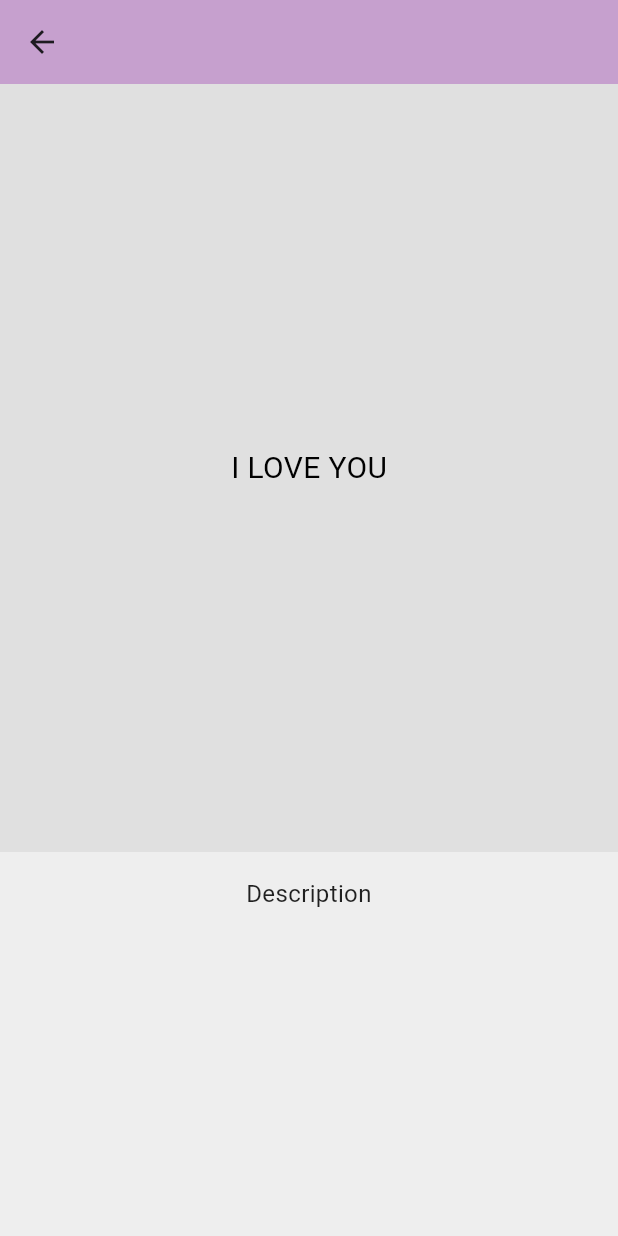
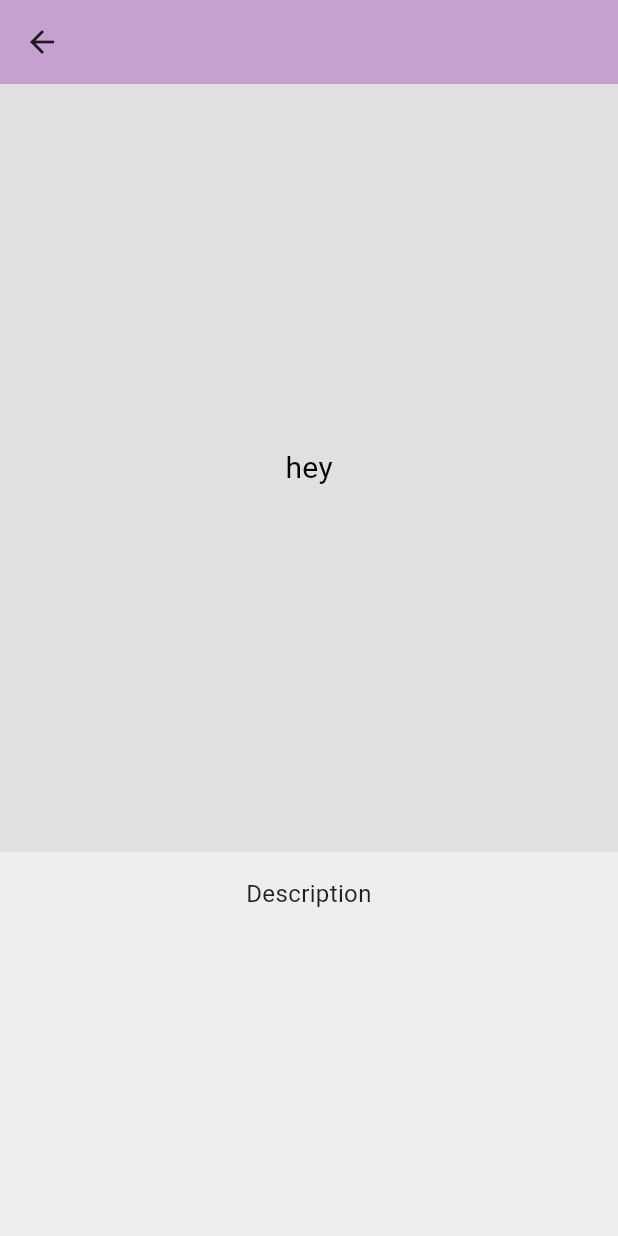
Before and after one commit to dakdim/MajorProject, a Flutter app: the MonitoringPage screen opened directly, on a phone screen of 412 x 824 dp. Run offline on Flutter 3.47's test engine with Material 3 defaults, Android fonts, the light colour scheme and no system bars; our stand-ins replace camera, curved_navigation_bar.

Commit message:
again back to major project

```diff
--- a/lib/view/surveillance_page.dart
+++ b/lib/view/surveillance_page.dart
@@ -94,7 +94,7 @@ class MonitoringPage extends StatelessWidget {
               color: Colors.grey[300],
               child: const Center(
                 child: Text(
-                  'I LOVE YOU',
+                  'hey',
                   style: TextStyle(fontSize: 20, color: Colors.black),
                 ),
               ),
--- a/pubspec.yaml
+++ b/pubspec.yaml
@@ -31,9 +31,9 @@ environment:
 dependencies:
   flutter:
     sdk: flutter
-  camera: ^0.10.0
+  camera: ^0.11.1
   # random_string: ^2.3.1
-  path_provider: ^2.1.4
+  path_provider: ^2.1.5
 
 
 
```
Also changed, not shown: pubspec.lock.
